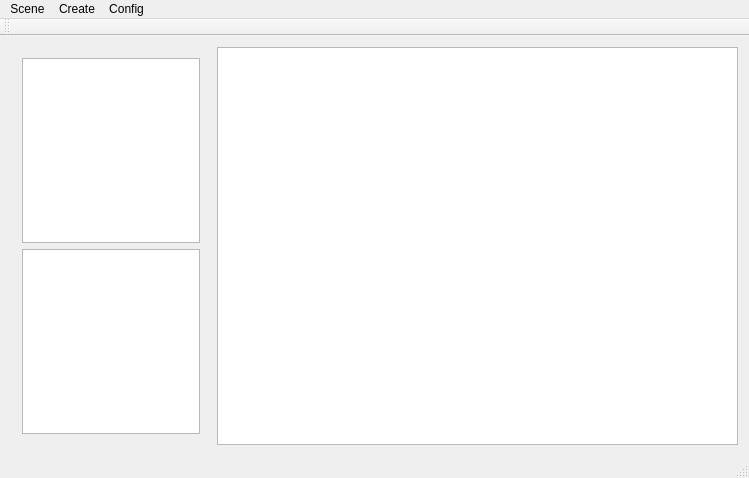
Old version of the form mainwindow.ui in the repository doomdagger/mmgl_gui.
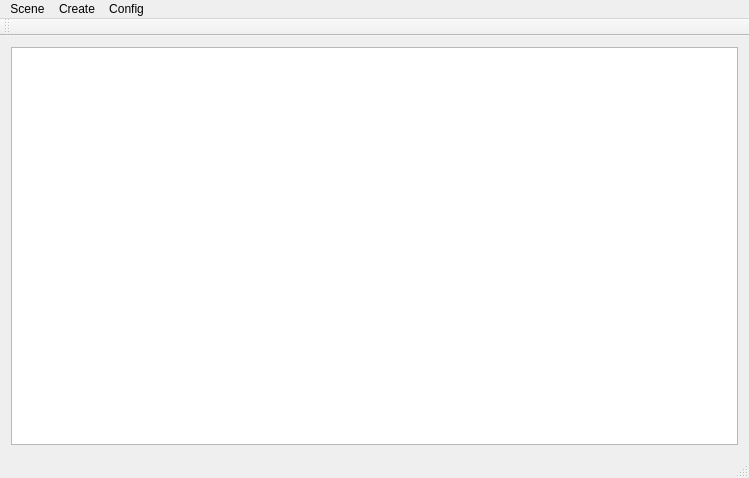
New version of the form.

Commit message: remove useless components

What changed in the file:
```diff
--- a/mainwindow.ui
+++ b/mainwindow.ui
@@ -15,36 +15,6 @@
   </property>
   <widget class="QWidget" name="centralWidget">
    <layout class="QHBoxLayout" name="horizontalLayout">
-    <item>
-     <widget class="QWidget" name="widget" native="true">
-      <property name="sizePolicy">
-       <sizepolicy hsizetype="Minimum" vsizetype="Preferred">
-        <horstretch>0</horstretch>
-        <verstretch>0</verstretch>
-       </sizepolicy>
-      </property>
-      <property name="minimumSize">
-       <size>
-        <width>200</width>
-        <height>0</height>
-       </size>
-      </property>
-      <property name="maximumSize">
-       <size>
-        <width>200</width>
-        <height>16777215</height>
-       </size>
-      </property>
-      <layout class="QVBoxLayout" name="verticalLayout">
-       <item>
-        <widget class="QListWidget" name="surfaceListWidget"/>
-       </item>
-       <item>
-        <widget class="QListWidget" name="lightListWidget"/>
-       </item>
-      </layout>
-     </widget>
-    </item>
     <item>
      <widget class="QGraphicsView" name="graphicsView"/>
     </item>
```
